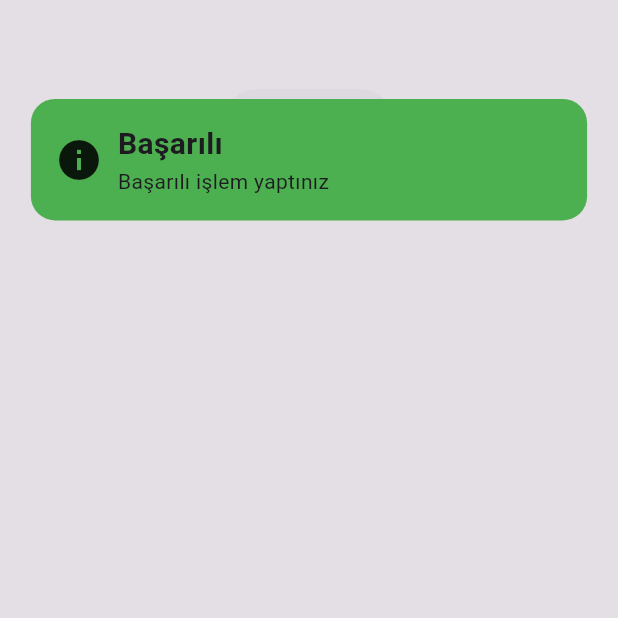
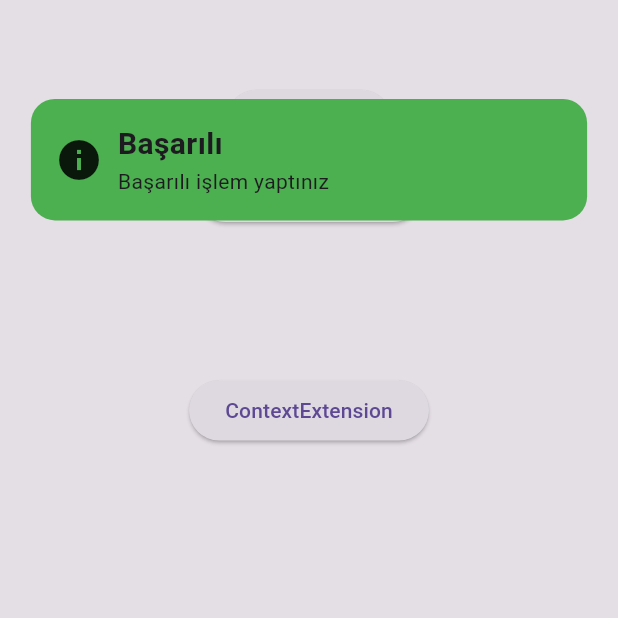
Before and after one commit to mhakkaynak/flutter-lesson, a Flutter app: the screen it shows after launch, after a tap on "Alert Test", on a phone screen of 412 x 824 dp, the top half of it. Run offline on Flutter 3.47's test engine with Material 3 defaults, Android fonts, the phone set to English and light mode, and no system bars.

Commit message:
Added context extension.

```diff
--- /dev/null
+++ b/news/lib/core/extensions/context_extension.dart
@@ -0,0 +1,13 @@
+import 'package:flutter/material.dart';
+
+extension ContextExtension on BuildContext {
+  Size get size => MediaQuery.of(this).size;
+  double get height => size.height;
+  double get width => size.width;
+
+  double customHeight(double value) => height * value;
+  double customWidth(double value) => width * value;
+
+  double responsiveHeight(double value) => (height * value) / 844;
+  double responsiveWidth(double value) => (width * value) / 390;
+}
--- a/news/lib/features/views/test_view.dart
+++ b/news/lib/features/views/test_view.dart
@@ -1,4 +1,6 @@
 import 'package:flutter/material.dart';
+import 'package:news/core/extensions/context_extension.dart';
+import 'package:news/core/extensions/string_extension.dart';
 import 'package:news/features/widgets/alerts/custom_alert_dialog.dart';
 import 'package:news/utils/helper/helper_functions.dart';
 
@@ -24,6 +26,20 @@ class _TestViewState extends State<TestView> {
               },
               child: Text('Alert Test'),
             ),
+            ElevatedButton(
+              onPressed: () {
+                String email = 'halilgmail.com';
+                print(email.isValidEmail);
+              },
+              child: Text('String extension'),
+            ),
+            SizedBox(height: context.responsiveHeight(100),),
+            ElevatedButton(
+                onPressed: () {
+                  print(context.height);
+                  print(context.customHeight(0.2));
+                },
+                child: Text('ContextExtension'))
           ],
         ),
       ),
```
Also changed, not shown: news/lib/core/extensions/string_extension.dart (added, +7 -0 lines).
